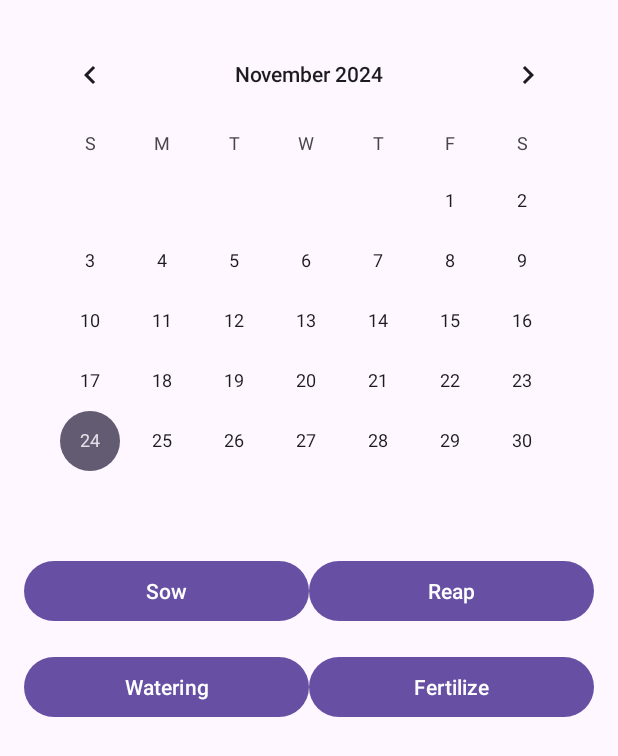
After one commit to lucas-xu51/Orchard_management_system, an Android app: the Irrigation_addNewItem screen opened directly, with no data from a screen before it, on a phone screen of 412 x 824 dp. The commit adds this screen. Shown: the top 756 px of the screen. Run offline under Robolectric (Android 15) with nearby library versions, the phone set to English and light mode, and no system bars.

Commit message:
irrigation

```diff
--- a/app/build.gradle.kts
+++ b/app/build.gradle.kts
@@ -40,4 +40,5 @@ dependencies {
     testImplementation(libs.junit)
     androidTestImplementation(libs.ext.junit)
     androidTestImplementation(libs.espresso.core)
+
 }
--- /dev/null
+++ b/app/src/main/res/layout/activity_irrigation_addnew.xml
@@ -0,0 +1,60 @@
+<LinearLayout
+    xmlns:android="http://schemas.android.com/apk/res/android"
+    android:layout_width="match_parent"
+    android:layout_height="match_parent"
+    android:orientation="vertical"
+    android:padding="16dp">
+
+    <!-- Calendar View -->
+    <CalendarView
+        android:id="@+id/calendarView"
+        android:layout_width="match_parent"
+        android:layout_height="wrap_content"
+        android:layout_marginBottom="16dp" />
+
+    <!-- Buttons for Different Events -->
+    <LinearLayout
+        android:orientation="horizontal"
+        android:layout_width="match_parent"
+        android:layout_height="wrap_content"
+        android:layout_marginBottom="16dp">
+
+        <Button
+            android:id="@+id/sowButton"
+            android:layout_width="0dp"
+            android:layout_height="wrap_content"
+            android:layout_weight="1"
+            android:text="Sow" />
+
+        <Button
+            android:id="@+id/reapButton"
+            android:layout_width="0dp"
+            android:layout_height="wrap_content"
+            android:layout_weight="1"
+            android:text="Reap" />
+
+    </LinearLayout>
+
+    <LinearLayout
+        android:orientation="horizontal"
+        android:layout_width="match_parent"
+        android:layout_height="wrap_content"
+        android:layout_marginBottom="16dp">
+
+        <Button
+            android:id="@+id/wateringButton"
+            android:layout_width="0dp"
+            android:layout_height="wrap_content"
+            android:layout_weight="1"
+            android:text="Watering" />
+
+        <Button
+            android:id="@+id/fertilizeButton"
+            android:layout_width="0dp"
+            android:layout_height="wrap_content"
+            android:layout_weight="1"
+            android:text="Fertilize" />
+
+    </LinearLayout>
+
+</LinearLayout>
```
Also changed, not shown: app/src/main/AndroidManifest.xml (+5 -3 lines), app/src/main/java/com/example/orchardmanagementsystem/Irrigation_addNewItem.java (added, +144 -0 lines), app/src/main/java/com/example/orchardmanagementsystem/mainActivity.java (+10 -0 lines).
